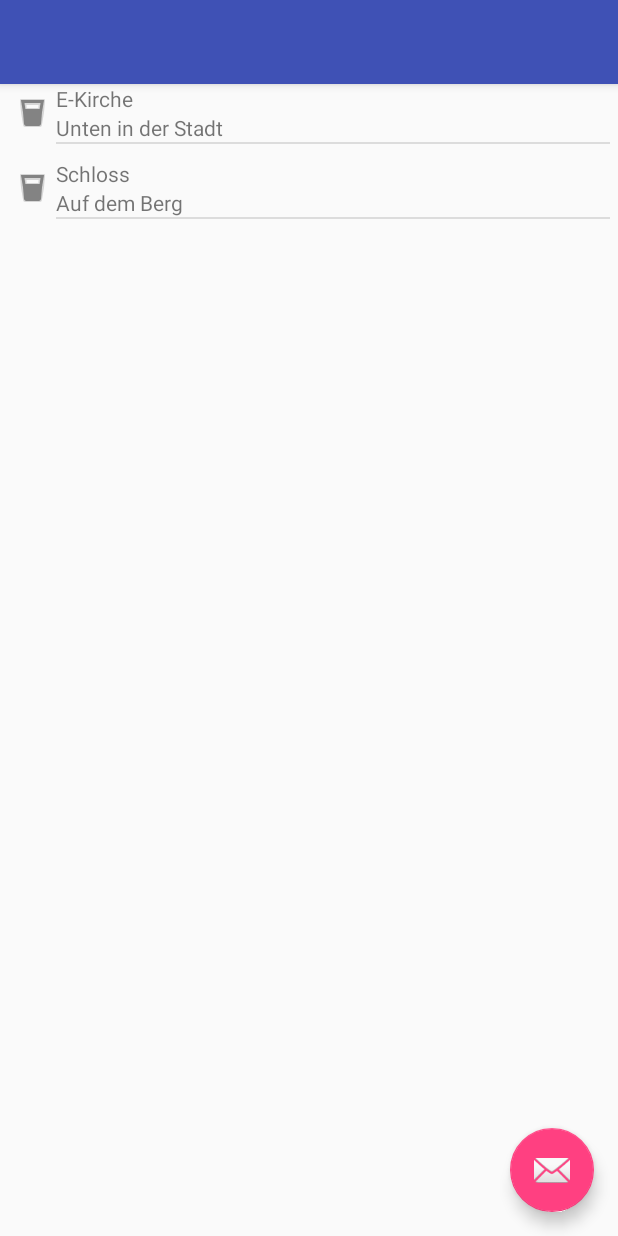
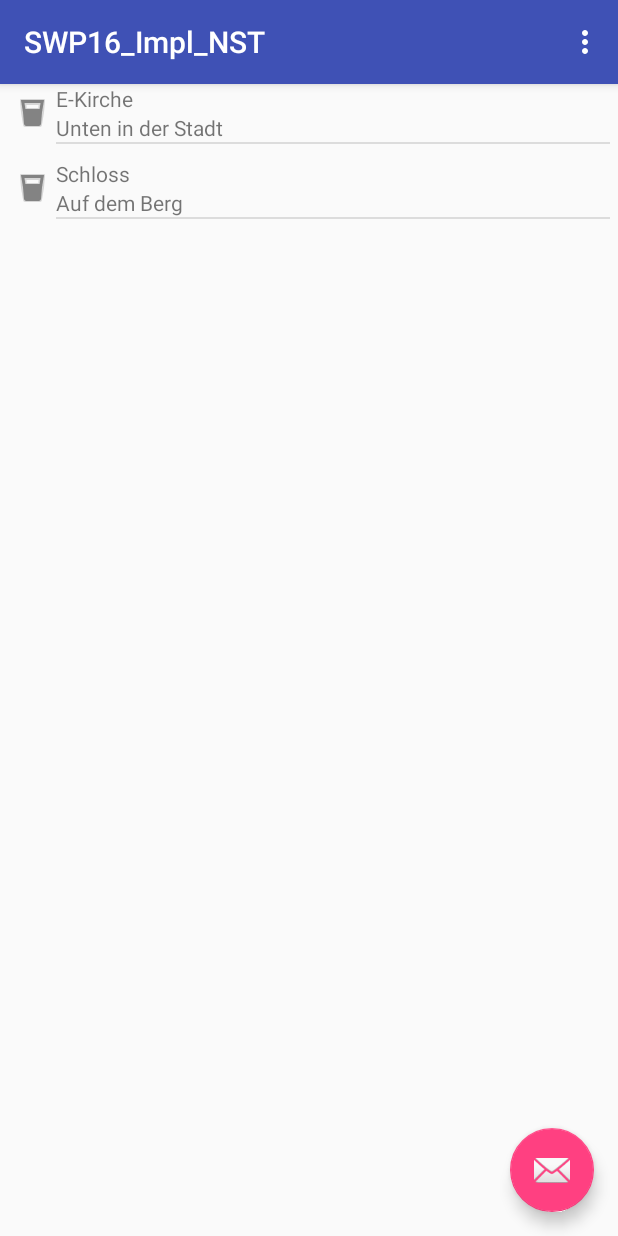
Before and after one commit to pflingstring/place-planner, an Android app: the screen it shows after launch (LocationsMainActivity), on a phone screen of 412 x 824 dp. Run offline under Robolectric (Android 15) with nearby library versions, the light colour scheme and no system bars.

Commit message:
show menu icon(3 dots) in ActionBar on MainActivity

```diff
--- a/SWP16_Impl_NST/app/src/main/java/swp/swp16_impl_nst/locations/views/LocationsMainActivity.java
+++ b/SWP16_Impl_NST/app/src/main/java/swp/swp16_impl_nst/locations/views/LocationsMainActivity.java
@@ -6,6 +6,7 @@ import android.support.v7.app.AppCompatActivity;
 import android.os.Bundle;
 import android.support.v7.widget.LinearLayoutManager;
 import android.support.v7.widget.RecyclerView;
+import android.support.v7.widget.Toolbar;
 import android.view.Menu;
 import android.view.MenuItem;
 import android.view.View;
@@ -29,9 +30,13 @@ public class LocationsMainActivity extends AppCompatActivity
     {
         super.onCreate(savedInstanceState);
         setContentView(R.layout.activity_locations_main);
+        LocationProvider provider = new LocationProvider();
 
+        // setup toolbar
+        setSupportActionBar((Toolbar) findViewById(R.id.toolbar));
+        if (getSupportActionBar() != null)
+            getSupportActionBar().setDisplayHomeAsUpEnabled(false);
 
-        LocationProvider provider = new LocationProvider();
 
         recyclerView = (RecyclerView) findViewById(R.id.rview_locations);
         layoutManager = new LinearLayoutManager(this);
@@ -83,17 +88,12 @@ public class LocationsMainActivity extends AppCompatActivity
         int id = item.getItemId();
         switch (item.getItemId())
         {
-            case R.id.add_location:
+            case R.id.menu_add_location:
                 Toast edit = Toast.makeText(getApplicationContext(), "Add item " + id, Toast.LENGTH_SHORT);
                 edit.show();
                 return true;
-            case R.id.menu_add_location:
-                Toast edit2 = Toast.makeText(getApplicationContext(), "Add item is pressed " + id, Toast.LENGTH_SHORT);
-                edit2.show();
-                return true;
-
         }
 
-        return true;
+        return super.onOptionsItemSelected(item);
     }
 }
--- a/SWP16_Impl_NST/app/src/main/res/menu/menu_locations_main.xml
+++ b/SWP16_Impl_NST/app/src/main/res/menu/menu_locations_main.xml
@@ -1,14 +1,11 @@
 <?xml version="1.0" encoding="utf-8"?>
-<menu xmlns:android="http://schemas.android.com/apk/res/android"
-      xmlns:app="http://schemas.android.com/apk/res-auto">
+<menu
+    xmlns:android="http://schemas.android.com/apk/res/android"
+    xmlns:app="http://schemas.android.com/apk/res-auto"
+    xmlns:tools="http://schemas.android.com/tools"
+    tools:context=".locations.views.LocationsMainActivity">
 
     <!--TODO: change icon-->
-    <item
-        android:id="@+id/add_location"
-        android:title="@string/add_location"
-        android:icon="@drawable/ic_category_default"
-        app:showAsAction="ifRoom"
-        />
     <item
         android:id="@+id/menu_add_location"
         android:title="@string/add_location"
```
